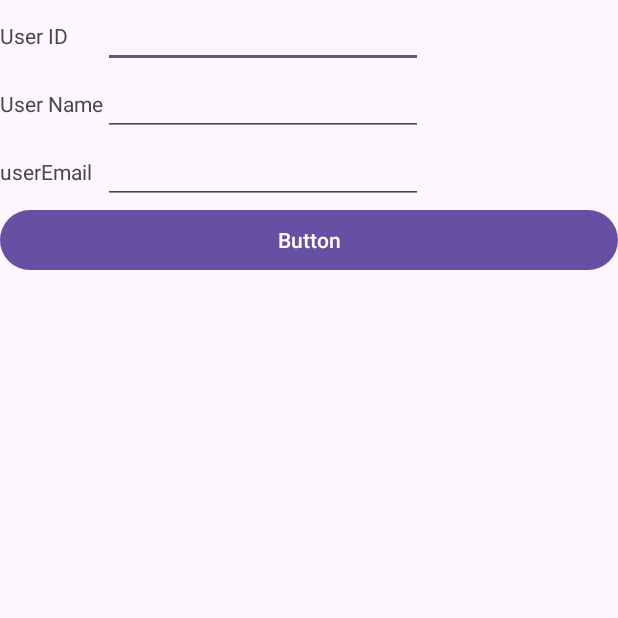
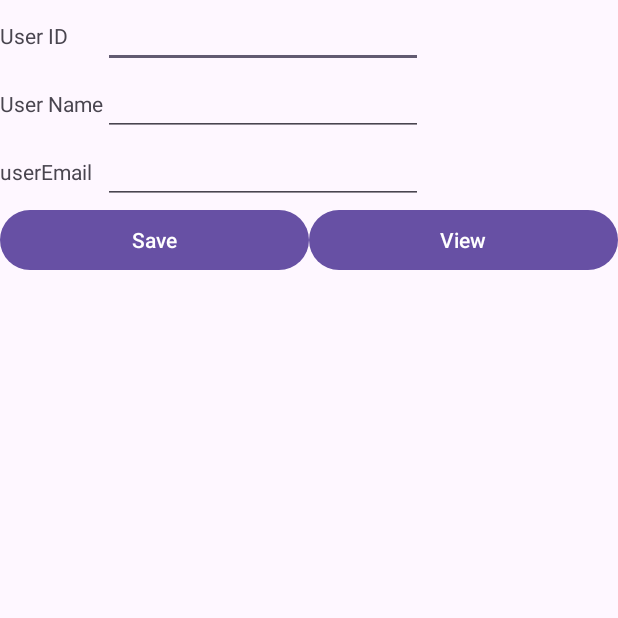
Before and after one commit to ThetMhueWai/My_Exercise_One_KotlinTesting, an Android app: the screen it shows after launch (DatabaseActivity), on a phone screen of 412 x 824 dp, the top half of it. Run offline under Robolectric (Android 15) with nearby library versions, the phone set to English and light mode, and no system bars.

Commit message:
message changes

```diff
--- a/app/src/main/res/layout/activity_database.xml
+++ b/app/src/main/res/layout/activity_database.xml
@@ -74,11 +74,18 @@
         android:orientation="horizontal">
 
         <Button
-            android:id="@+id/button2"
+            android:id="@+id/btnSave"
             android:layout_width="wrap_content"
             android:layout_height="wrap_content"
             android:layout_weight="1"
-            android:text="Button" />
+            android:text="Save" />
+
+        <Button
+            android:id="@+id/btnView"
+            android:layout_width="wrap_content"
+            android:layout_height="wrap_content"
+            android:layout_weight="1"
+            android:text="View" />
 
     </LinearLayout>
 
```
Also changed, not shown: app/src/main/java/com/example/myexerciseone/DatabaseHandler.kt (+0 -64 lines), app/src/main/java/com/example/myexerciseone/MyListAdapter.kt (deleted, +0 -25 lines).
